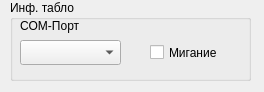
The window that m_cfg/tablo_widget.ui (xXRadioHeadXx/start7) describes before a commit, drawn with Qt 5.
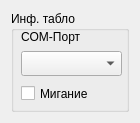
The same window after the commit.

Patch:
```diff
--- a/m_cfg/tablo_widget.ui
+++ b/m_cfg/tablo_widget.ui
@@ -6,22 +6,16 @@
    <rect>
     <x>0</x>
     <y>0</y>
-    <width>264</width>
-    <height>92</height>
+    <width>140</width>
+    <height>123</height>
    </rect>
   </property>
   <property name="windowTitle">
    <string>Form</string>
   </property>
+  <layout class="QGridLayout" name="gridLayout">
+   <item row="0" column="0">
   <widget class="QGroupBox" name="groupBox">
-   <property name="geometry">
-    <rect>
-     <x>10</x>
-     <y>0</y>
-     <width>241</width>
-     <height>81</height>
-    </rect>
-   </property>
    <property name="title">
     <string>Инф. табло</string>
    </property>
@@ -63,8 +57,8 @@
    <widget class="QCheckBox" name="Blinking">
     <property name="geometry">
      <rect>
-      <x>140</x>
-      <y>40</y>
+        <x>10</x>
+        <y>70</y>
       <width>91</width>
       <height>25</height>
      </rect>
@@ -74,6 +68,8 @@
     </property>
    </widget>
   </widget>
+   </item>
+  </layout>
  </widget>
  <resources/>
  <connections/>
```
Lines whose indentation alone changed are shown as unchanged.
